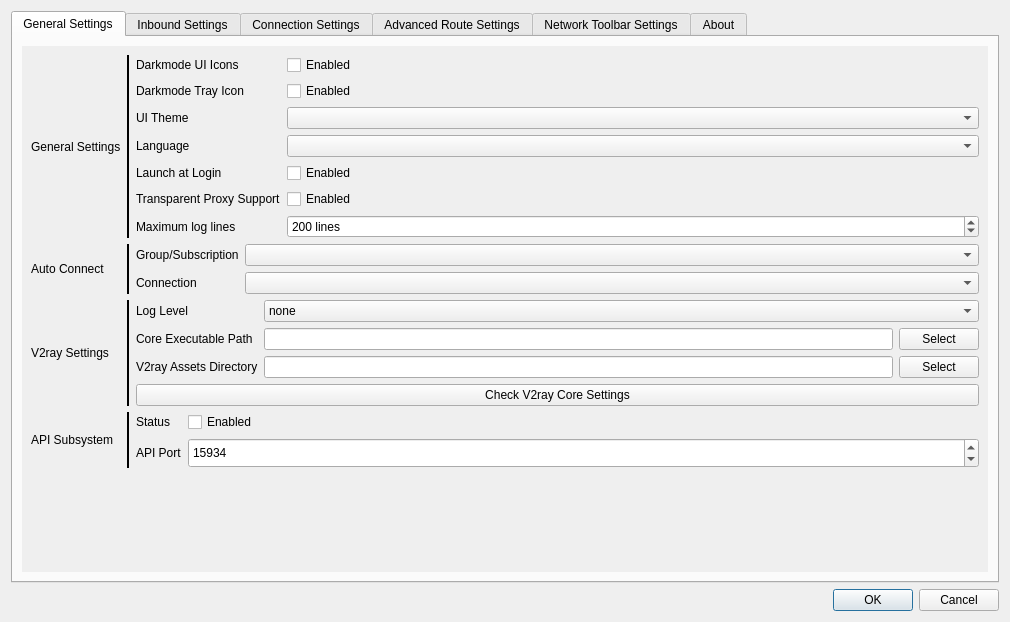
Old version of the form src/ui/w_PreferencesWindow.ui in the repository Qv2ray/Qv2ray.
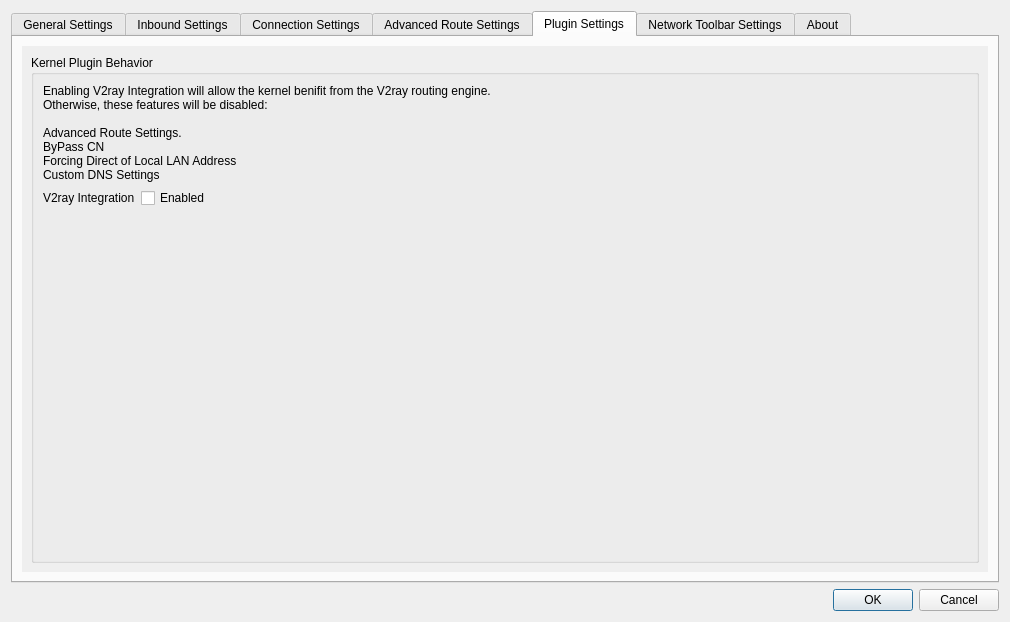
New version of the form. The open tabs and pages were chosen to show the change. Icons and pictures are not drawn.

Commit message: refactor: refactor for KernelPlugin-V2rayRoutingEngine support

```diff
--- a/src/ui/w_PreferencesWindow.ui
+++ b/src/ui/w_PreferencesWindow.ui
@@ -1100,6 +1100,88 @@
        </item>
       </layout>
      </widget>
+     <widget class="QWidget" name="tab_2">
+      <attribute name="title">
+       <string>Plugin Settings</string>
+      </attribute>
+      <layout class="QGridLayout" name="gridLayout_15">
+       <item row="0" column="0">
+        <widget class="QScrollArea" name="scrollArea_3">
+         <property name="frameShape">
+          <enum>QFrame::NoFrame</enum>
+         </property>
+         <property name="widgetResizable">
+          <bool>true</bool>
+         </property>
+         <widget class="QWidget" name="scrollAreaWidgetContents_3">
+          <property name="geometry">
+           <rect>
+            <x>0</x>
+            <y>0</y>
+            <width>964</width>
+            <height>506</height>
+           </rect>
+          </property>
+          <layout class="QGridLayout" name="gridLayout_17">
+           <item row="0" column="0">
+            <widget class="QGroupBox" name="groupBox_4">
+             <property name="title">
+              <string>Kernel Plugin Behavior</string>
+             </property>
+             <layout class="QVBoxLayout" name="verticalLayout_13">
+              <item>
+               <widget class="QLabel" name="label_62">
+                <property name="text">
+                 <string>Enabling V2ray Integration will allow the kernel benifit from the V2ray routing engine.
+Otherwise, these features will be disabled:
+
+Advanced Route Settings.
+ByPass CN
+Forcing Direct of Local LAN Address
+Custom DNS Settings</string>
+                </property>
+               </widget>
+              </item>
+              <item>
+               <layout class="QFormLayout" name="formLayout_6">
+                <item row="0" column="0">
+                 <widget class="QLabel" name="label_57">
+                  <property name="text">
+                   <string>V2ray Integration</string>
+                  </property>
+                 </widget>
+                </item>
+                <item row="0" column="1">
+                 <widget class="QCheckBox" name="pluginKernelV2rayIntegrationCB">
+                  <property name="text">
+                   <string>Enabled</string>
+                  </property>
+                 </widget>
+                </item>
+               </layout>
+              </item>
+              <item>
+               <spacer name="verticalSpacer">
+                <property name="orientation">
+                 <enum>Qt::Vertical</enum>
+                </property>
+                <property name="sizeHint" stdset="0">
+                 <size>
+                  <width>20</width>
+                  <height>299</height>
+                 </size>
+                </property>
+               </spacer>
+              </item>
+             </layout>
+            </widget>
+           </item>
+          </layout>
+         </widget>
+        </widget>
+       </item>
+      </layout>
+     </widget>
      <widget class="QWidget" name="networkToolbarPage">
       <property name="enabled">
        <bool>true</bool>
```
Left out of the diff: 2 changed lines with no effect on the pictures. The commit also changes 16 other files.
